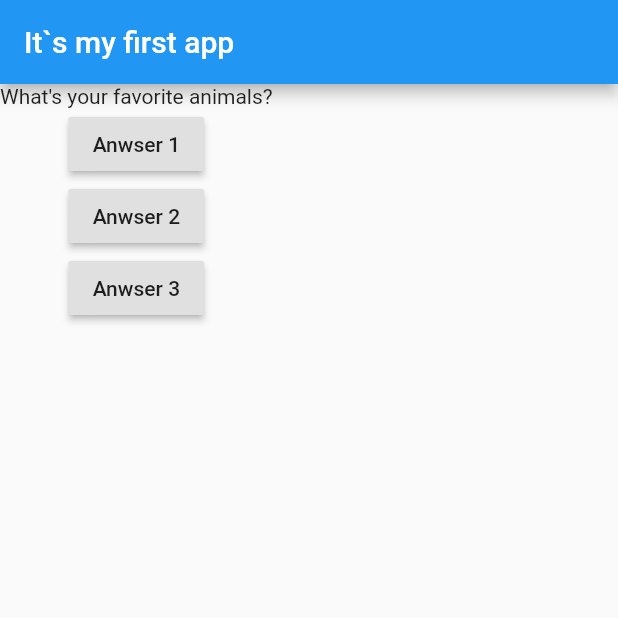
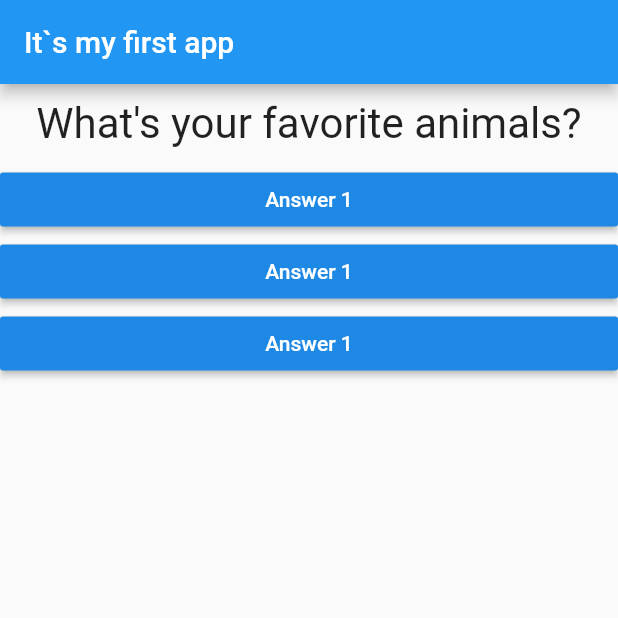
Before and after one commit to TaeseongYun/learning-Flutter, a Flutter app: the screen it shows after launch, on a phone screen of 412 x 824 dp, the top half of it. Run offline on Flutter 3.47's test engine with Material 2 defaults, Android fonts, the phone set to English and light mode, and no system bars.

Commit message:
#5 add question.dart, update readme.md

```diff
--- /dev/null
+++ b/first_basic_app/lib/components/answer.dart
@@ -0,0 +1,20 @@
+import 'package:flutter/material.dart';
+
+class Answer extends StatelessWidget {
+final Function sendedHandler;
+
+  Answer({this.sendedHandler});
+
+  @override
+  Widget build(BuildContext context) {
+    return Container(
+      width: double.infinity,
+      child: RaisedButton(
+        color: Colors.blue[600],
+        textColor: Colors.white,
+        child: Text('Answer 1'),
+        onPressed: sendedHandler,
+      ),
+    );
+  }
+}
--- a/first_basic_app/lib/components/question.dart
+++ b/first_basic_app/lib/components/question.dart
@@ -1,7 +1,6 @@
 import 'package:flutter/material.dart';
 
 class Question extends StatelessWidget {
-
   //final로 지정해준 이유? Flutter에서 그냥 var 지정해줄 경우
   // 값이 상수가 아닌 변수라 생각하여 StatefulWidget을 권한다.
   // 그러므로, 상수인 final 을 사용
@@ -11,6 +10,14 @@ class Question extends StatelessWidget {
 
   @override
   Widget build(BuildContext context) {
-    return Text(questionText);
+    return Container(
+      margin: EdgeInsets.all(10),
+      width: double.infinity,
+      child: Text(
+        questionText,
+        style: TextStyle(fontSize: 28.0),
+        textAlign: TextAlign.center,
+      ),
+    );
   }
 }
--- a/first_basic_app/lib/main.dart
+++ b/first_basic_app/lib/main.dart
@@ -1,5 +1,6 @@
 import 'package:flutter/material.dart';
 import 'components/question.dart';
+import 'components/answer.dart';
 
 void main() => runApp(MyApp());
 
@@ -17,9 +18,7 @@ class _MyAppState extends State<MyApp> {
   ];
 
   void answerQuestions() {
-    setState(() =>
-      _questionIndex += 1
-    );
+    setState(() => _questionIndex += 1);
     print(_questionIndex);
   }
 
@@ -35,18 +34,9 @@ class _MyAppState extends State<MyApp> {
             Question(
               questionText: questions[_questionIndex],
             ),
-            RaisedButton(
-              child: Text('Anwser 1'),
-              onPressed: answerQuestions,
-            ),
-            RaisedButton(
-              child: Text('Anwser 2'),
-              onPressed: () => print('Answer2 Choosen'),
-            ),
-            RaisedButton(
-              child: Text('Anwser 3'),
-              onPressed: answerQuestions,
-            )
+            Answer(sendedHandler: answerQuestions),
+            Answer(sendedHandler: answerQuestions),
+            Answer(sendedHandler: answerQuestions)
           ],
         ),
       ),
```
Also changed, not shown: 1 other file.
